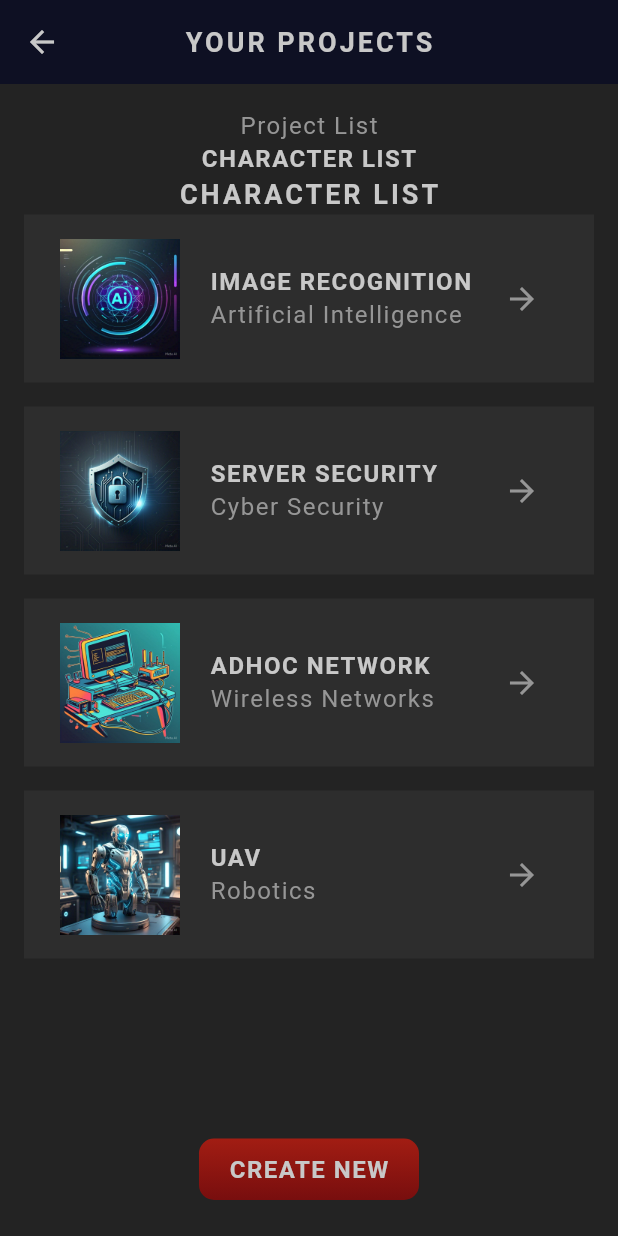
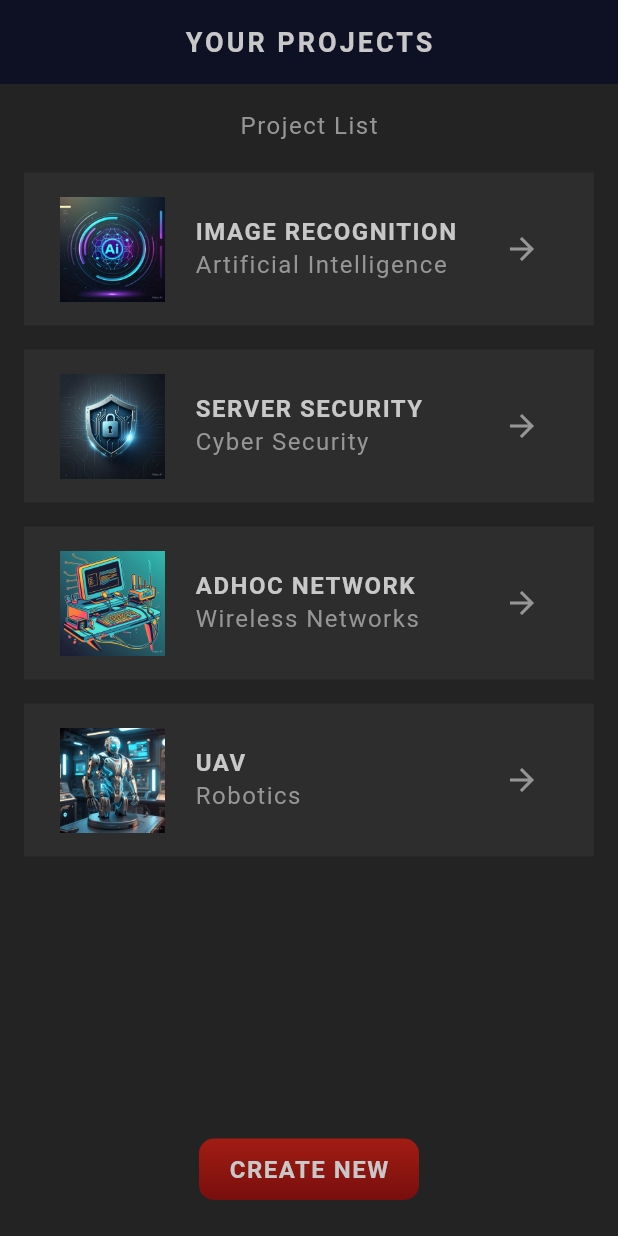
Before and after one commit to taslim552/Research-Project, a Flutter app: the Home screen opened directly, on a phone screen of 412 x 824 dp. Run offline on Flutter 3.47's test engine with Material 3 defaults, Android fonts, the phone set to English and light mode, and no system bars; our stand-ins replace google_fonts; Roboto replaces fonts that are missing (Kanit).

Commit message:
# Please enter the commit message for your changes. Lines starting # with '#' will be ignored, and an empty message aborts the commit. # # On branch main # Your branch is up to date with 'origin/main'. # # Changes to be committed: #	modified:   my_project/lib/main.dart #	modified:   my_project/lib/screens/create/create.dart #	modified:   my_project/lib/screens/home/home.dart #	modified:   my_project/lib/screens/home/project_card.dart #	modified:   my_project/lib/theme.dart #

```diff
--- a/my_project/lib/main.dart
+++ b/my_project/lib/main.dart
@@ -1,4 +1,5 @@
 import 'package:flutter/material.dart';
+import 'package:my_project/screens/home/home.dart';
 import 'package:my_project/theme.dart';
 import 'package:my_project/screens/create/Create.dart';
 
@@ -6,7 +7,7 @@ import 'package:my_project/screens/create/Create.dart';
 void main(){
   runApp(MaterialApp(
     theme:primaryTheme,
-    home: Create(),
+    home: Home(),
 
   )
   );
--- a/my_project/lib/screens/home/home.dart
+++ b/my_project/lib/screens/home/home.dart
@@ -3,7 +3,7 @@ import 'package:my_project/screens/home/project_card.dart';
 import 'package:my_project/shared/shared_text.dart';
 import 'package:my_project/shared/styled.button.dart';
 import 'package:my_project/models/project.dart';
-
+import 'package:my_project/screens/create/create.dart';
 class Home extends StatefulWidget {
    const Home({super.key});
 
@@ -21,13 +21,14 @@ class _HomeState extends State<Home> {
         title:StyledTitle('Your Projects'),
         centerTitle:true,
       ),
+
       body:Container(
         padding: EdgeInsets.all(16),
         child:Column(
           children: [
             StyledText('Project List'),
-            StyledHeading('Character List'),
-            StyledTitle('Character List'),
+            SizedBox(height: 20,),
+
             Expanded(child:
             ListView.builder(
               itemCount: projects.length,
@@ -36,7 +37,11 @@ class _HomeState extends State<Home> {
               },
             ),),
             StyledButton(
-              onPressed: (){},
+              onPressed: (){
+                Navigator.push(
+                  context,MaterialPageRoute(builder:(ctx)=>Create())
+                );
+              },
               child: StyledHeading("Create new")),
           ],
 
--- a/my_project/lib/screens/home/project_card.dart
+++ b/my_project/lib/screens/home/project_card.dart
@@ -10,10 +10,11 @@ final Project project;
     return Card(
       child:Padding(
         padding: EdgeInsets.symmetric(horizontal: 24,vertical: 16),
-      child:Row(children: [
+      child:Row(
+        children: [
          Image.asset(
           'assets/img/category/${project.category.image}',
-          width:80),
+          width:70),
         SizedBox(
           width:20,
         ),
--- a/my_project/lib/theme.dart
+++ b/my_project/lib/theme.dart
@@ -56,5 +56,9 @@ ThemeData primaryTheme=ThemeData(
     labelStyle: TextStyle(color: AppColors.textColor
   ),
   prefixIconColor: AppColors.textColor
-  )
+  ),
+  dialogTheme: DialogTheme(
+    backgroundColor: AppColors.secondaryAccent,
+    surfaceTintColor: Colors.transparent,
+  ),
 );
```
Also changed, not shown: my_project/lib/screens/create/create.dart (+37 -7 lines).
